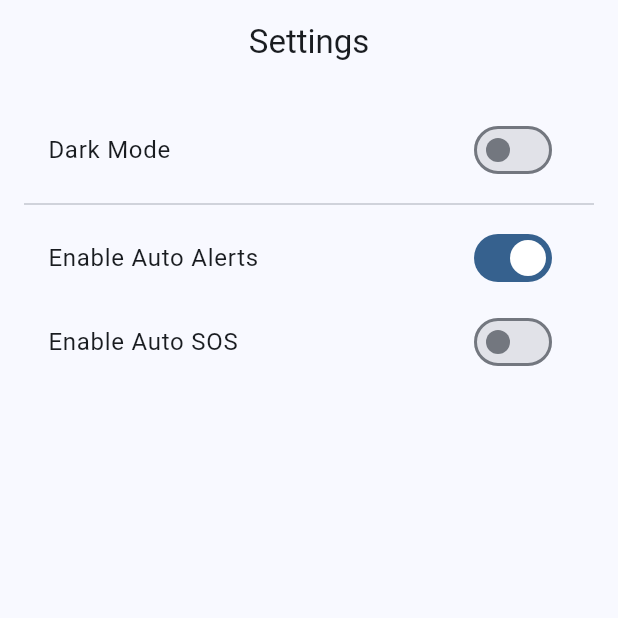
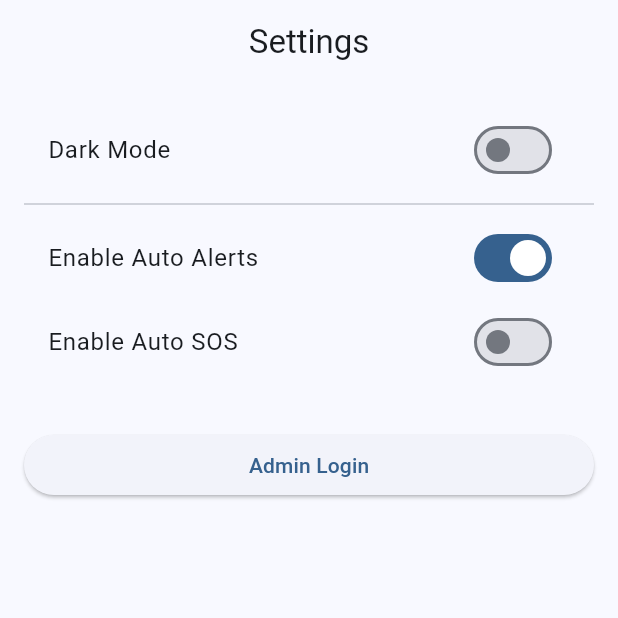
Before and after one commit to VaradPimple/Disaster-Management-OfflineFirst, a Flutter app: the SettingsScreen screen opened directly with empty values, on a phone screen of 412 x 824 dp, the top half of it. Run offline on Flutter 3.47's test engine with Material 3 defaults, Android fonts, the phone set to English and light mode, and no system bars; our stand-ins replace shared_preferences; accounts and stored records are empty.

Commit message:
Updated SettingsScreen with Admin Login integration and UI polish

```diff
--- a/frontend-app/disaster_app/lib/screens/settings_screen.dart
+++ b/frontend-app/disaster_app/lib/screens/settings_screen.dart
@@ -1,4 +1,5 @@
 import 'package:flutter/material.dart';
+import 'admin_login_screen.dart';
 
 class SettingsScreen extends StatefulWidget {
   final bool isDarkMode;
@@ -22,11 +23,15 @@ class _SettingsScreenState extends State<SettingsScreen> {
   Widget build(BuildContext context) {
     return Scaffold(
       appBar: AppBar(title: const Text("Settings"), centerTitle: true),
-      body: Padding(
+      body: Center(
+        child: ConstrainedBox(
+          constraints: const BoxConstraints(maxWidth: 500),
+          child: Padding(
             padding: const EdgeInsets.all(16),
             child: Column(
+              crossAxisAlignment: CrossAxisAlignment.stretch,
               children: [
-            // 🌙 Dark Mode
+                // 🌙 Dark Mode Toggle
                 SwitchListTile(
                   title: const Text("Dark Mode"),
                   value: widget.isDarkMode,
@@ -37,7 +42,7 @@ class _SettingsScreenState extends State<SettingsScreen> {
 
                 const Divider(),
 
-            // 🚨 Auto Alert
+                // 🚨 Auto Alert Toggle
                 SwitchListTile(
                   title: const Text("Enable Auto Alerts"),
                   value: autoAlert,
@@ -48,7 +53,7 @@ class _SettingsScreenState extends State<SettingsScreen> {
                   },
                 ),
 
-            // 🆘 Auto SOS
+                // 🆘 Auto SOS Toggle
                 SwitchListTile(
                   title: const Text("Enable Auto SOS"),
                   value: autoSOS,
@@ -58,7 +63,24 @@ class _SettingsScreenState extends State<SettingsScreen> {
                     });
                   },
                 ),
+
+                const SizedBox(height: 30),
+
+                // 🔐 Admin Login Button
+                ElevatedButton(
+                  onPressed: () {
+                    Navigator.push(
+                      context,
+                      MaterialPageRoute(
+                        builder: (context) => const AdminLoginScreen(),
+                      ),
+                    );
+                  },
+                  child: const Text("Admin Login"),
+                ),
               ],
+            ),
+          ),
         ),
       ),
     );
```
Lines whose indentation alone changed are shown as unchanged.
